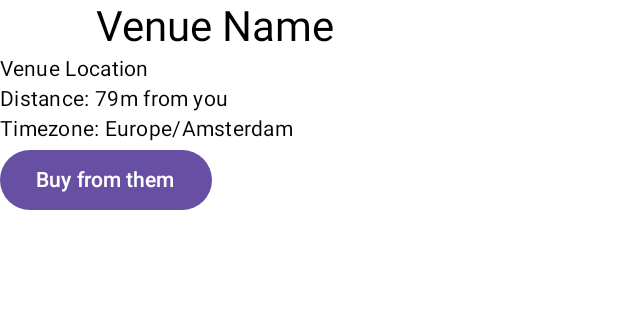
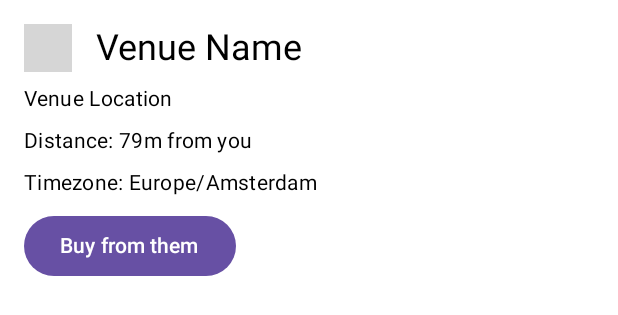
Before and after one commit to nkraev/super-umbrella, an Android app built with Jetpack Compose: the @Preview function BottomSheetVenueInformationPreview, on a phone screen of 412 x 824 dp. Shown: the top 315 px of the screen. Run offline under Robolectric (Android 15) with nearby library versions, the phone set to English and light mode, and no system bars; pictures from the network do not load; grey boxes are pictures that could not be loaded.

Commit message:
fix: Fixing image loading and UI

```diff
--- a/app/build.gradle.kts
+++ b/app/build.gradle.kts
@@ -66,6 +66,7 @@ dependencies {
   implementation(libs.androidx.room.ktx)
   implementation(libs.androidx.datastore.preferences)
   implementation(libs.coil.compose)
+  implementation(libs.coil.network.okhttp)
 
   implementation(libs.retrofit)
   implementation(libs.converter.moshi)
--- a/app/src/main/java/com/adyen/android/assignment/ui/composables/BottomSheetVenueInformation.kt
+++ b/app/src/main/java/com/adyen/android/assignment/ui/composables/BottomSheetVenueInformation.kt
@@ -1,10 +1,12 @@
 package com.adyen.android.assignment.ui.composables
 
 import androidx.compose.foundation.background
+import androidx.compose.foundation.layout.Arrangement
 import androidx.compose.foundation.layout.Column
 import androidx.compose.foundation.layout.ColumnScope
 import androidx.compose.foundation.layout.Row
 import androidx.compose.foundation.layout.padding
+import androidx.compose.foundation.layout.size
 import androidx.compose.foundation.layout.width
 import androidx.compose.material3.Button
 import androidx.compose.material3.ExperimentalMaterial3Api
@@ -12,6 +14,7 @@ import androidx.compose.material3.MaterialTheme
 import androidx.compose.material3.ModalBottomSheet
 import androidx.compose.material3.Text
 import androidx.compose.runtime.Composable
+import androidx.compose.ui.Alignment
 import androidx.compose.ui.Modifier
 import androidx.compose.ui.graphics.Color
 import androidx.compose.ui.tooling.preview.Preview
@@ -33,24 +36,35 @@ fun BottomSheetVenueInformation(venue: Venue, onDismiss: () -> Unit) {
 
 @Composable
 fun ColumnScope.BottomSheetContents(venue: Venue) {
-  Row {
+  Column(
+    verticalArrangement = Arrangement.spacedBy(8.dp),
+    modifier = Modifier.padding(16.dp)
+  ) {
+    Row(verticalAlignment = Alignment.CenterVertically) {
       AsyncImage(
         model = venue.category.icon,
         contentDescription = venue.category.type,
         modifier = Modifier
-        .padding(8.dp)
-        .width(48.dp)
+          .size(32.dp)
           .background(Color.Gray),
       )
-    Text(text = venue.name, style = MaterialTheme.typography.headlineMedium)
+      Text(
+        text = venue.name,
+        style = MaterialTheme.typography.headlineSmall,
+        modifier = Modifier.padding(start = 16.dp)
+      )
     }
     Text(text = venue.location, style = MaterialTheme.typography.bodyMedium)
-  Text(text = "Distance: ${venue.distance}m from you", style = MaterialTheme.typography.bodyMedium)
+    Text(
+      text = "Distance: ${venue.distance}m from you",
+      style = MaterialTheme.typography.bodyMedium
+    )
     Text(text = "Timezone: ${venue.timezone}", style = MaterialTheme.typography.bodyMedium)
     Button(
       onClick = { /* do nothing */ },
     ) {
       Text(text = "Buy from them")
+    }
   }
 }
 
--- a/gradle/libs.versions.toml
+++ b/gradle/libs.versions.toml
@@ -27,6 +27,7 @@ androidx-room-compiler = { module = "androidx.room:room-compiler", version.ref =
 androidx-room-ktx = { module = "androidx.room:room-ktx", version.ref = "roomRuntime" }
 androidx-room-runtime = { module = "androidx.room:room-runtime", version.ref = "roomRuntime" }
 coil-compose = { module = "io.coil-kt.coil3:coil-compose", version.ref = "coilCompose" }
+coil-network-okhttp = { module = "io.coil-kt.coil3:coil-network-okhttp", version.ref = "coilCompose" }
 converter-moshi = { module = "com.squareup.retrofit2:converter-moshi", version.ref = "converterMoshi" }
 junit = { group = "junit", name = "junit", version.ref = "junit" }
 androidx-junit = { group = "androidx.test.ext", name = "junit", version.ref = "junitVersion" }
```
Lines whose indentation alone changed are shown as unchanged.
